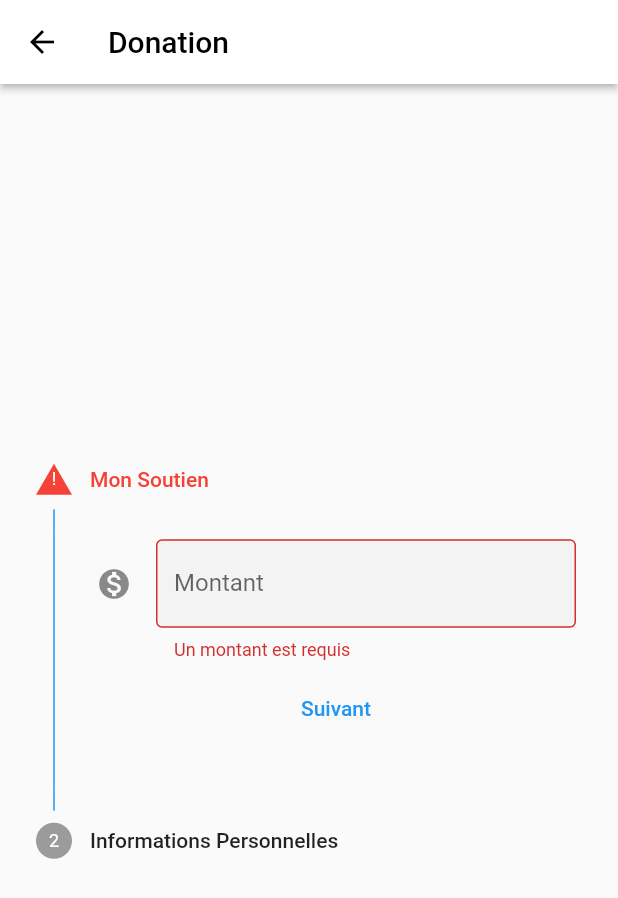
After one commit to PA-Redo/mobile, a Flutter app: the DonationScreen screen opened by its route, after a tap on "Suivant", on a phone screen of 412 x 824 dp. The commit adds this screen. Shown: the top 898 px of the screen. Run offline on Flutter 3.47's test engine with Material 2 defaults, Android fonts, the phone set to English and light mode, and no system bars; our stand-ins replace bloc, equatable, flutter_bloc, flutter_dotenv, flutter_secure_storage, form_field_validator and 2 more; missing offline and left inert: dart:ffi, flutter_stripe; accounts and stored records are empty; generated files the repository leaves out were written again.

Commit message:
recapitulatif donation

```diff
--- a/lib/app.dart
+++ b/lib/app.dart
@@ -1,6 +1,8 @@
 import 'package:flutter/material.dart';
 import 'package:flutter/services.dart';
 import 'package:pa_mobile/flows/account/ui/account_detail_screen.dart';
+import 'package:pa_mobile/flows/donation/ui/donation_screen.dart';
+import 'package:pa_mobile/flows/donation/ui/summary_screen.dart';
 import 'package:pa_mobile/flows/home/ui/home_screen.dart';
 import 'package:pa_mobile/flows/inscription/ui/register_screen.dart';
 import 'package:pa_mobile/flows/authentication/ui/login_screen.dart';
@@ -54,6 +56,7 @@ class _MyAppState extends State<MyApp> {
         HomeScreen.routeName: (context) => const HomeScreen(),
         RegisterSuccessScreen.routeName: (context) =>
             const RegisterSuccessScreen(),
+        DonationScreen.routeName: (context) => const DonationScreen(),
       },
     );
   }
--- /dev/null
+++ b/lib/flows/donation/ui/donation.dart
@@ -0,0 +1,13 @@
+class Donation {
+  Donation({
+    required this.amount,
+    required this.email,
+    required this.firstName,
+    required this.lastName,
+  });
+
+  final int amount;
+  final String email;
+  final String firstName;
+  final String lastName;
+}
--- /dev/null
+++ b/lib/flows/donation/ui/donation_screen.dart
@@ -0,0 +1,347 @@
+import 'package:flutter/material.dart';
+import 'package:flutter/services.dart';
+import 'package:pa_mobile/flows/donation/ui/donation.dart';
+import 'package:pa_mobile/flows/donation/ui/summary_screen.dart';
+import 'package:pa_mobile/shared/validators/field_validators.dart';
+
+class DonationScreen extends StatefulWidget {
+  const DonationScreen({super.key});
+
+  static const routeName = '/donation';
+
+
+  @override
+  State<DonationScreen> createState() => _DonationScreenState();
+}
+//todo faire un formulaire pour les information necessaire a la donation
+//todo faire un bouton pour lancer la fonction makePayment
+class _DonationScreenState extends State<DonationScreen> {
+  TextEditingController emailController = TextEditingController();
+  TextEditingController firstNameController = TextEditingController();
+  TextEditingController lastNameController = TextEditingController();
+  int amount = 0;
+  int _index = 0;
+  final _amountFormKey = GlobalKey<FormState>();
+  final _personalInformationFormKey = GlobalKey<FormState>();
+  final List<FocusNode> _focusNodes = [
+    FocusNode(),
+    FocusNode(),
+    FocusNode(),
+    FocusNode(),
+    FocusNode(),
+    FocusNode(),
+    FocusNode(),
+    FocusNode(),
+    FocusNode(),
+    FocusNode(),
+  ];
+  List<bool> hasTryToSubmit = [
+    false,
+    false,
+  ];
+
+  @override
+  Widget build(BuildContext context) {
+    return Scaffold(
+      appBar: AppBar(
+        title: const Text('Donation'),
+      ),
+      body: Center(
+        child: Stepper(
+          currentStep: _index,
+          controlsBuilder: (context, detail) =>
+              Wrap(
+                children: <Widget>[
+                  if (!(_index == 0))
+                    Padding(
+                      padding: const EdgeInsets.all(4),
+                      child: TextButton(
+                        onPressed: onStepCancel,
+                        child: const Text('Précédent'),
+                      ),
+                    ),
+                  if (!(_index == 1))
+                    Padding(
+                      padding: const EdgeInsets.all(4),
+                      child: TextButton(
+                        onPressed: onStepContinue,
+                        child: const Text('Suivant'),
+                      ),
+                    )
+                  else
+                    Padding(
+                      padding: const EdgeInsets.all(4),
+                      child: TextButton(
+                        onPressed: makePayment,
+                        child: const Text("Récapitulatif"),
+                      ),
+                    ),
+                ],
+              ),
+          onStepTapped: (int index) {
+            if (index < _index) {
+              setState(() {
+                _index = index;
+              });
+            } else if (index == _index) {} else {
+              onStepContinue();
+            }
+          },
+          steps: <Step>[
+            Step(
+              isActive: _index >= 0,
+              title: const Text('Mon Soutien'),
+              state: _index >= 0 && hasTryToSubmit[0]
+                  ? (isAmountFormValid()
+                  ? StepState.complete
+                  : StepState.error)
+                  : StepState.indexed,
+              content: Form(
+                key: _amountFormKey,
+                child: Column(
+                  children: [
+                    Padding(
+                      padding: const EdgeInsets.all(4),
+                      child: TextFormField(
+                        decoration: const InputDecoration(
+                          labelText: 'Montant',
+                          icon: Icon(Icons.monetization_on),
+                          fillColor: Color(0xfff3f3f4),
+                          filled: true,
+                          border: OutlineInputBorder(),
+                        ),
+                        keyboardType: TextInputType.number,
+                        textInputAction: TextInputAction.next,
+                        validator: FieldValidators.amountValidator,
+                        onSaved: (value) {
+                          amount = int.parse(value!);
+                        },
+                        focusNode: _focusNodes[0],
+                        inputFormatters: [
+                          FilteringTextInputFormatter.digitsOnly,
+                          LengthLimitingTextInputFormatter(4),
+                        ],
+                      ),
+                    ),
+                  ],
+                ),
+              ),
+            ),
+            Step(
+              state: _index >= 1 && hasTryToSubmit[1]
+                  ? (isPersonalInformationFormValid()
+                  ? StepState.complete
+                  : StepState.error)
+                  : StepState.indexed,
+              isActive: _index >= 1,
+              title: const Text('Informations Personnelles'),
+              content: Form(
+                key: _personalInformationFormKey,
+                child: Column(
+                  children: [
+                    Padding(
+                      padding: const EdgeInsets.all(4),
+                      child: TextFormField(
+                        decoration: const InputDecoration(
+                          icon: Icon(Icons.email),
+                          labelText: 'Email',
+                          hintText: 'email@email.com',
+                          fillColor: Color(0xfff3f3f4),
+                          filled: true,
+                          border: OutlineInputBorder(),
+                        ),
+                        keyboardType: TextInputType.name,
+                        textInputAction: TextInputAction.next,
+                        controller: emailController,
+                        validator: FieldValidators.emailValidator,
+                        focusNode: _focusNodes[1],
+                      ),
+                    ),
+                    Padding(
+                      //civilite choose between M, Mme, Mlle
+                      padding: const EdgeInsets.all(4),
+                      child: TextFormField(
+                        decoration: const InputDecoration(
+                          labelText: 'Civilité',
+                          icon: Icon(Icons.person),
+                          fillColor: Color(0xfff3f3f4),
+                          filled: true,
+                          border: OutlineInputBorder(),
+                        ),
+                        keyboardType: TextInputType.name,
+                        textInputAction: TextInputAction.next,
+                        validator: FieldValidators.nameValidator,
+                        focusNode: _focusNodes[2],
+                      ),
+                    ),
+                    Padding(
+                      padding: const EdgeInsets.all(4),
+                      child: TextFormField(
+                        decoration: const InputDecoration(
+                          labelText: 'Prénom',
+                          icon: Icon(Icons.account_circle),
+                          fillColor: Color(0xfff3f3f4),
+                          filled: true,
+                          border: OutlineInputBorder(),
+                        ),
+                        keyboardType: TextInputType.name,
+                        controller: firstNameController,
+                        textInputAction: TextInputAction.next,
+                        validator: FieldValidators.nameValidator,
+                        focusNode: _focusNodes[3],
+                      ),
+                    ),
+                    Padding(
+                      padding: const EdgeInsets.all(4),
+                      child: TextFormField(
+                        decoration: const InputDecoration(
+                          labelText: 'Nom',
+                          icon: Icon(Icons.account_circle),
+                          fillColor: Color(0xfff3f3f4),
+                          filled: true,
+                          border: OutlineInputBorder(),
+                        ),
+                        keyboardType: TextInputType.name,
+                        textInputAction: TextInputAction.next,
+                        controller: lastNameController,
+                        validator: FieldValidators.nameValidator,
+                        focusNode: _focusNodes[4],
+                      ),
+                    ),
+                    Padding(
+                      padding: const EdgeInsets.all(4),
+                      child: TextFormField(
+                        decoration: const InputDecoration(
+                          labelText: 'Adresse',
+                          icon: Icon(Icons.home),
+                          fillColor: Color(0xfff3f3f4),
+                          filled: true,
+                          border: OutlineInputBorder(),
+                        ),
+                        keyboardType: TextInputType.streetAddress,
+                        textInputAction: TextInputAction.next,
+                        validator: FieldValidators.nameValidator,
+                        focusNode: _focusNodes[5],
+                      ),
+                    ),
+                    Padding(
+                      padding: const EdgeInsets.all(4),
+                      child: TextFormField(
+                        decoration: const InputDecoration(
+                          labelText: 'Code Postal',
+                          icon: Icon(Icons.home),
+                          fillColor: Color(0xfff3f3f4),
+                          filled: true,
+                          border: OutlineInputBorder(),
+                        ),
+                        keyboardType: TextInputType.number,
+                        textInputAction: TextInputAction.next,
+                        validator: FieldValidators.nameValidator,
+                        focusNode: _focusNodes[6],
+                      ),
+                    ),
+                    Padding(
+                      padding: const EdgeInsets.all(4),
+                      child: TextFormField(
+                        decoration: const InputDecoration(
+                          labelText: 'Ville',
+                          icon: Icon(Icons.home),
+                          fillColor: Color(0xfff3f3f4),
+                          filled: true,
+                          border: OutlineInputBorder(),
+                        ),
+                        keyboardType: TextInputType.name,
+                        textInputAction: TextInputAction.next,
+                        validator: FieldValidators.nameValidator,
+                        focusNode: _focusNodes[7],
+                      ),
+                    ),
+                    Padding(
+                      padding: const EdgeInsets.all(4),
+                      child: TextFormField(
+                        decoration: const InputDecoration(
+                          labelText: 'Pays',
+                          icon: Icon(Icons.home),
+                          fillColor: Color(0xfff3f3f4),
+                          filled: true,
+                          border: OutlineInputBorder(),
+                        ),
+                        keyboardType: TextInputType.name,
+                        textInputAction: TextInputAction.next,
+                        validator: FieldValidators.nameValidator,
+                        focusNode: _focusNodes[8],
+                      ),
+                    ),
+                  ],
+                ),
+              ),
+            ),
+          ],
+        ),
+      ),
+    );
+  }
+
+  void onStepCancel() {
+    if (_index > 0) {
+      setState(() {
+        _index -= 1;
+      });
+    }
+    setState(() {});
+  }
+
+  void onStepContinue() {
+    switch (_index) {
+      case 0:
+        hasTryToSubmit[0] = true;
+        if (_amountFormKey.currentState!.validate()) {
+          _amountFormKey.currentState!.save();
+          if (_index <= 2) {
+            setState(() {
+              _index += 1;
+            });
+          }
+        }
+        break;
+      case 1:
+        hasTryToSubmit[1] = true;
+        if (_personalInformationFormKey.currentState!.validate()) {
+          _personalInformationFormKey.currentState!.save();
+          if (_index <= 2) {
+            setState(() {
+              _index += 1;
+            });
+          }
+        }
+        break;
+      default:
+        break;
+    }
+    setState(() {});
+  }
+
+  bool isAmountFormValid() {
+    return _amountFormKey.currentState!.validate();
+  }
+
+  bool isPersonalInformationFormValid() {
+    return _personalInformationFormKey.currentState!.validate();
+  }
+
+  Future<void> makePayment() async {
+    await Navigator.push(
+      context,
+      MaterialPageRoute(
+        builder: (context) => SummaryScreen(
+          donation: Donation(
+            amount: amount,
+            email: emailController.text,
+            firstName: firstNameController.text,
+            lastName: lastNameController.text,
+          ),
+        ),
+      ),
+    );
+  }
+}
--- a/lib/shared/services/environement/environment.dart
+++ b/lib/shared/services/environement/environment.dart
@@ -1,7 +1,7 @@
 class Environment {
   static String get apiURL => const String.fromEnvironment(
         'API_URL',
-        //defaultValue: 'https://back.nainssa.fr',
-        defaultValue: 'http://localhost:8080',
+        defaultValue: 'https://back.nainssa.com',
+        //defaultValue: 'http://localhost:8080',
       );
 }
--- a/lib/shared/validators/field_validators.dart
+++ b/lib/shared/validators/field_validators.dart
@@ -26,4 +26,12 @@ class FieldValidators {
     MinLengthValidator(15, errorText: 'Un numéro de travailleur social doit contenir au moins 15 chiffres'),
     MaxLengthValidator(15, errorText: 'Un numéro de travailleur social doit contenir au plus 15 chiffres'),
   ]);
+
+  static FieldValidator<dynamic> get amountValidator => MultiValidator([
+    RequiredValidator(errorText: 'Un montant est requis'),
+    MinLengthValidator(1, errorText: 'Le montant minimum est de 1€'),
+    MaxLengthValidator(4, errorText: 'Le montant maximum est de 9999€'),
+    // ne pas authoriser le zero
+    PatternValidator(r'^(?!0+(?:\.0+)?$)(?:[1-9]\d*|0)(?:\.\d+)?$', errorText: 'Le montant ne peut pas être égal à 0€'),
+  ]);
 }
```
Also changed, not shown: lib/flows/donation/ui/summary_screen.dart (added, +224 -0 lines), lib/flows/home/ui/home_screen.dart (+12 -117 lines).
